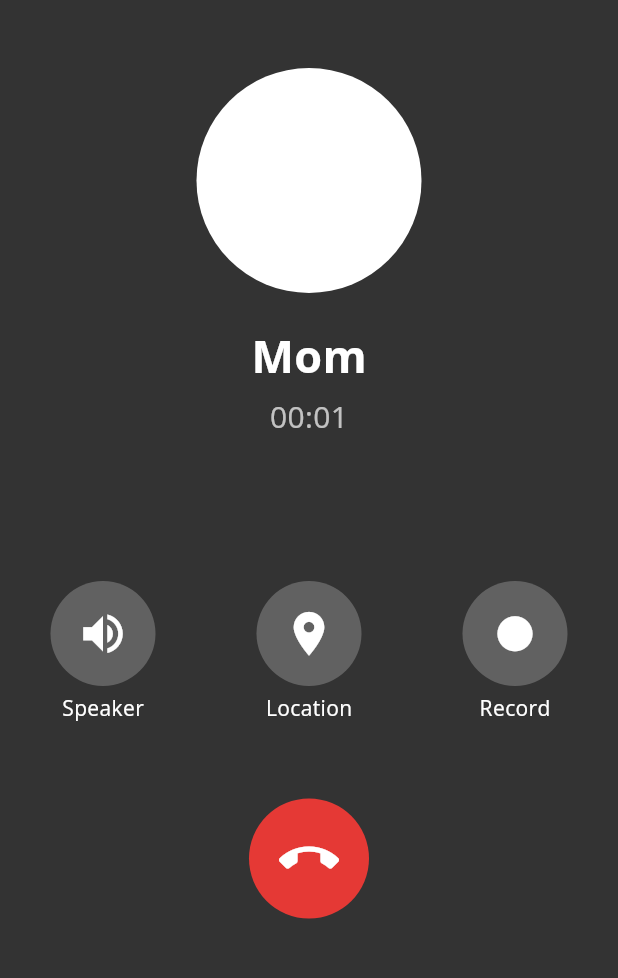
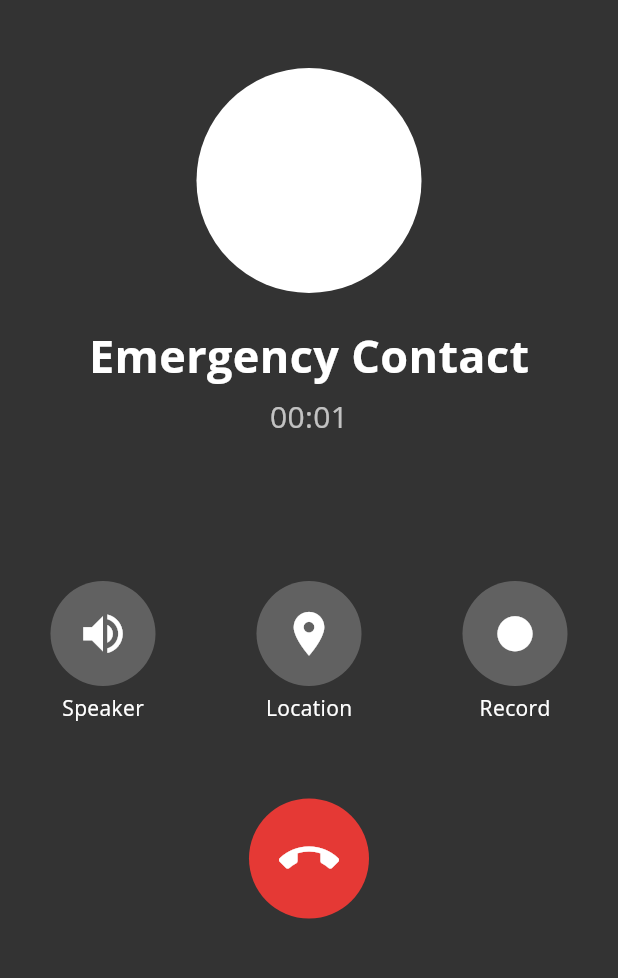
Before and after one commit to alizzati/SAFEST, a Flutter app: the OngoingCallScreen screen opened by its route, on a phone screen of 412 x 824 dp, the part 97-1075 px from its top. Run offline on Flutter 3.47's test engine with Material 3 defaults, Android fonts, the phone set to English and light mode, and no system bars; our stand-ins replace audioplayers, cloud_firestore, firebase_auth, firebase_core, flutter_local_notifications, flutter_map and 6 more; missing offline and left inert: audioplayers_platform_interface; accounts and stored records are empty.

Commit message:
feat: Integrated SOS with Emergency Contact

```diff
--- a/lib/config/routes.dart
+++ b/lib/config/routes.dart
@@ -107,7 +107,10 @@ GoRouter createRouter() {
         builder: (context, state) {
           final args = state.extra as Map<String, dynamic>?;
           final bool isSpeakerOn = (args?['isSpeakerOn'] as bool?) ?? false;
-          return OngoingCallScreen(isInitialSpeakerOn: isSpeakerOn);
+          return OngoingCallScreen(
+            isInitialSpeakerOn: isSpeakerOn,
+            contactName: args?['contactName'] ?? 'Emergency Contact',
+          );
         },
       ),
       GoRoute(
--- a/lib/screens/emergency/ongoing_call_screen.dart
+++ b/lib/screens/emergency/ongoing_call_screen.dart
@@ -7,8 +7,13 @@ import 'package:safest/widgets/emergency/end_call_confirmation_dialog.dart';
 class OngoingCallScreen extends StatefulWidget {
   // Menerima isInitialSpeakerOn dari rute (Perbaikan 2)
   final bool isInitialSpeakerOn;
+  final String contactName;
 
-  const OngoingCallScreen({required this.isInitialSpeakerOn, super.key});
+  const OngoingCallScreen({
+    required this.isInitialSpeakerOn,
+    required this.contactName,
+    super.key,
+  });
 
   @override
   State<OngoingCallScreen> createState() => _OngoingCallScreenState();
@@ -23,12 +28,12 @@ class _OngoingCallScreenState extends State<OngoingCallScreen> {
 
   late bool _isSpeakerOn; // Diinisialisasi dari argumen (Perbaikan 2)
   bool _isRecording = false;
-  final String contactName = 'Mom';
 
   // Konstanta untuk GAP/Space Timer
   static const double _recordTimerContentHeight = 35.0;
   static const double _recordTimerVerticalPadding = 5.0;
-  static const double _recordTimerSpace = _recordTimerContentHeight + _recordTimerVerticalPadding * 2;
+  static const double _recordTimerSpace =
+      _recordTimerContentHeight + _recordTimerVerticalPadding * 2;
   static const double _gapBeforeActions = 50.0; // Disesuaikan agar lebih stabil
 
   @override
@@ -161,7 +166,7 @@ class _OngoingCallScreenState extends State<OngoingCallScreen> {
 
                 // Nama kontak
                 Text(
-                  contactName,
+                  widget.contactName,
                   style: const TextStyle(
                     color: Colors.white,
                     fontSize: 30,
@@ -173,10 +178,7 @@ class _OngoingCallScreenState extends State<OngoingCallScreen> {
                 // Waktu Panggilan (Utama)
                 Text(
                   _formatTime(_secondsElapsed),
-                  style: const TextStyle(
-                    color: Colors.white70,
-                    fontSize: 20,
-                  ),
+                  style: const TextStyle(color: Colors.white70, fontSize: 20),
                 ),
 
                 // Record Timer (GAP/SPACE STABIL)
@@ -189,7 +191,10 @@ class _OngoingCallScreenState extends State<OngoingCallScreen> {
                       maintainAnimation: true,
                       maintainSize: true,
                       child: Container(
-                        padding: const EdgeInsets.symmetric(horizontal: 10, vertical: 5),
+                        padding: const EdgeInsets.symmetric(
+                          horizontal: 10,
+                          vertical: 5,
+                        ),
                         decoration: BoxDecoration(
                           color: Colors.red.withOpacity(0.8),
                           borderRadius: BorderRadius.circular(15),
@@ -197,11 +202,18 @@ class _OngoingCallScreenState extends State<OngoingCallScreen> {
                         child: Row(
                           mainAxisSize: MainAxisSize.min,
                           children: [
-                            const Icon(Icons.mic, color: Colors.white, size: 18),
+                            const Icon(
+                              Icons.mic,
+                              color: Colors.white,
+                              size: 18,
+                            ),
                             const SizedBox(width: 5),
                             Text(
                               _formatTime(_recordSeconds),
-                              style: const TextStyle(color: Colors.white, fontSize: 16),
+                              style: const TextStyle(
+                                color: Colors.white,
+                                fontSize: 16,
+                              ),
                             ),
                           ],
                         ),
@@ -275,7 +287,13 @@ class _OngoingCallScreenState extends State<OngoingCallScreen> {
   }
 
   // Widget untuk tombol aksi
-  Widget _buildActionCircle(IconData icon, String label, Color bgColor, {VoidCallback? onTap, bool isActive = false}) {
+  Widget _buildActionCircle(
+    IconData icon,
+    String label,
+    Color bgColor, {
+    VoidCallback? onTap,
+    bool isActive = false,
+  }) {
     const darkGray = Color(0xFF333333);
     const activeColor = Colors.white;
     final displayBgColor = isActive ? activeColor : bgColor;
@@ -296,10 +314,7 @@ class _OngoingCallScreenState extends State<OngoingCallScreen> {
           ),
         ),
         const SizedBox(height: 5),
-        Text(
-          label,
-          style: const TextStyle(color: Colors.white, fontSize: 14),
-        ),
+        Text(label, style: const TextStyle(color: Colors.white, fontSize: 14)),
       ],
     );
   }
```
Also changed, not shown: lib/screens/emergency/calling_screen.dart (+68 -11 lines), lib/screens/emergency/emergency_call_screen.dart (+17 -11 lines).
